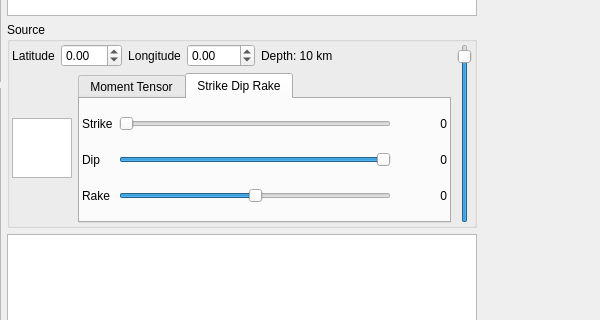
Before: the Qt Designer form instaseis/gui/qt_window.ui in krischer/instaseis, drawn with Qt 5; both pictures show x 750 to 1350 and y 236 to 556 of the 1350 by 852 pixel window.
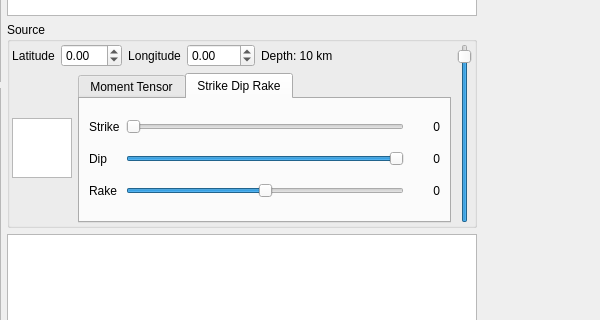
After: the same form once the commit is applied. The open tabs and pages were chosen to show the change. Custom widgets are drawn as their Qt base class.

Commit message: refining layout in source tabs

Diff of the .ui file:
```diff
--- a/instaseis/gui/qt_window.ui
+++ b/instaseis/gui/qt_window.ui
@@ -684,13 +684,13 @@
                  </attribute>
                  <layout class="QGridLayout" name="gridLayout_4">
                   <property name="margin">
-                   <number>2</number>
+                   <number>9</number>
                   </property>
                   <item row="0" column="2">
                    <widget class="QLabel" name="strike_value">
                     <property name="minimumSize">
                      <size>
-                      <width>50</width>
+                      <width>30</width>
                       <height>0</height>
                      </size>
                     </property>
@@ -733,7 +733,7 @@
                    <widget class="QLabel" name="dip_value">
                     <property name="minimumSize">
                      <size>
-                      <width>50</width>
+                      <width>30</width>
                       <height>0</height>
                      </size>
                     </property>
@@ -769,7 +769,7 @@
                    <widget class="QLabel" name="rake_value">
                     <property name="minimumSize">
                      <size>
-                      <width>50</width>
+                      <width>30</width>
                       <height>0</height>
                      </size>
                     </property>
```
Left out of the diff: 2 changed lines with no effect on the pictures. The commit also changes 1 other file.
